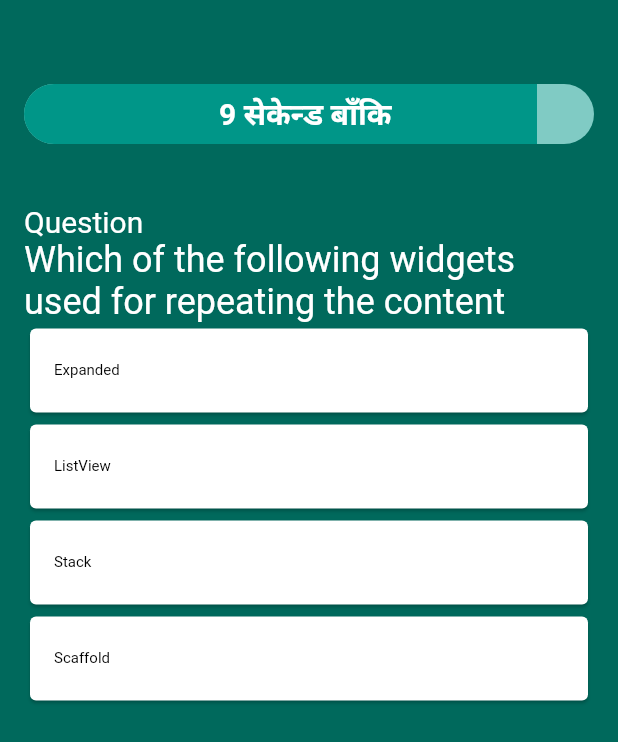
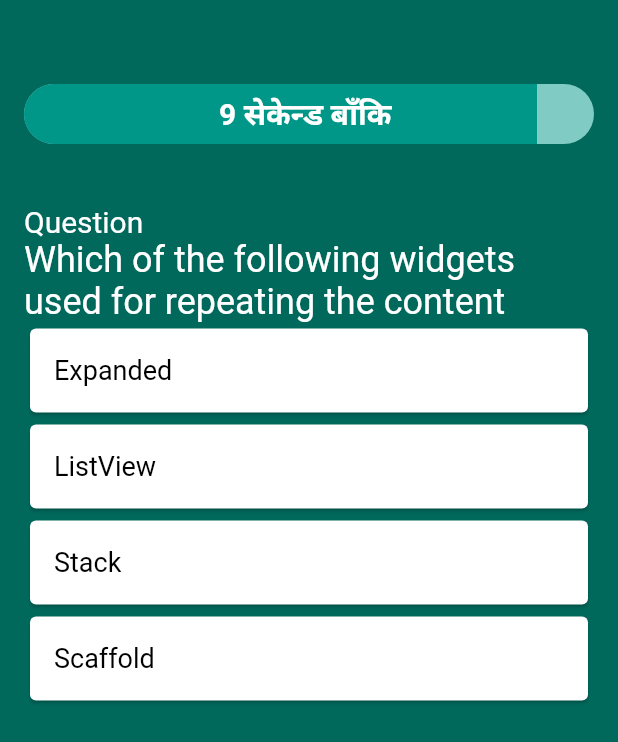
Before and after one commit to Pradeep-Dhakal/quizz-app-flutter, a Flutter app: the screen it shows after launch, after a tap on "Start", on a phone screen of 412 x 824 dp. Shown: the top 742 px of the screen. Run offline on Flutter 3.47's test engine with Material 2 defaults, Android fonts, the phone set to English and light mode, and no system bars; our stand-ins replace firebase_core; accounts and stored records are empty.

Commit message:
git status

```diff
--- a/analysis_options.yaml
+++ b/analysis_options.yaml
@@ -8,6 +8,7 @@
 # The following line activates a set of recommended lints for Flutter apps,
 # packages, and plugins designed to encourage good coding practices.
 include: package:flutter_lints/flutter.yaml
+
 
 linter:
   # The lint rules applied to this project can be customized in the
@@ -22,6 +23,8 @@ linter:
   # `// ignore_for_file: name_of_lint` syntax on the line or in the file
   # producing the lint.
   rules:
+      depend_on_referenced_packages: false
+
     # avoid_print: false  # Uncomment to disable the `avoid_print` rule
     # prefer_single_quotes: true  # Uncomment to enable the `prefer_single_quotes` rule
 
--- /dev/null
+++ b/lib/components/action_button.dart
@@ -0,0 +1,26 @@
+import 'package:flutter/material.dart';
+
+class ActionButton extends StatelessWidget {
+  const ActionButton({
+    Key? key,
+    required this.title,
+    required this.onTap,
+  }) : super(key: key);
+  final String title;
+  final Function onTap;
+
+  @override
+  Widget build(BuildContext context) {
+    return SizedBox(
+      height: 50,
+      width: 200,
+      child: ElevatedButton(
+        onPressed: () => onTap(),
+
+        // yha chai navigator banaudai xuu arko screen ma switch huna
+
+        child: Text(title),
+      ),
+    );
+  }
+}
--- a/lib/main.dart
+++ b/lib/main.dart
@@ -1,7 +1,10 @@
 import 'package:flutter/material.dart';
-import 'screens/HomeScreen.dart';
+import 'screens/home_screencreen.dart';
+import 'package:firebase_core/firebase_core.dart';
 
-void main() {
+Future<void> main() async {
+  WidgetsFlutterBinding.ensureInitialized();
+  await Firebase.initializeApp();
   runApp(const MyApp());
 }
 
@@ -21,3 +24,5 @@ class MyApp extends StatelessWidget {
     );
   }
 }
+
+// https://youtu.be/GPDtDcAAoSo?t=659
--- a/lib/screens/HomeScreen.dart
+++ b/lib/screens/home_screencreen.dart
@@ -2,6 +2,8 @@ import 'package:flutter/material.dart';
 import 'package:quizzapp/components/gradient_box.dart';
 import 'package:quizzapp/screens/quiz_screen.dart';
 import 'package:quizzapp/models/question.dart';
+
+import '../components/action_button.dart';
 
 class HomeScreen extends StatelessWidget {
   const HomeScreen({Key? key}) : super(key: key);
@@ -26,12 +28,8 @@ class HomeScreen extends StatelessWidget {
                 height:
                     40), // yo size box chai tyo button ra mathi ko quizz app lekhya thau ma space rakhna
 
-            SizedBox(
-              height: 50,
-              width: 200,
-              child: ElevatedButton(
-                onPressed: () {
-                  // yha chai navigator banaudai xuu arko screen ma switch huna
+            ActionButton(
+              onTap: () {
                 Navigator.of(context).push(
                   MaterialPageRoute(
                     builder: (context) => QuizScreen(
@@ -41,8 +39,7 @@ class HomeScreen extends StatelessWidget {
                   ),
                 );
               },
-                child: Text('Start'),
-              ),
+              title: 'Start',
             ),
           ],
         ),
--- a/lib/screens/quiz_screen.dart
+++ b/lib/screens/quiz_screen.dart
@@ -2,6 +2,7 @@ import 'dart:async';
 import 'package:flutter/material.dart';
 import 'package:quizzapp/components/gradient_box.dart';
 import 'package:quizzapp/models/question.dart';
+import 'package:quizzapp/screens/result_screen.dart';
 
 class QuizScreen extends StatefulWidget {
   const QuizScreen({Key? key, required this.totalTime, required this.questions})
@@ -17,6 +18,7 @@ class _QuizScreenState extends State<QuizScreen> {
   late Timer _timer;
   int _currentindex = 0;
   String _selectedAnswer = '';
+  int _score = 0;
   @override
   void initState() {
     super.initState();
@@ -28,6 +30,7 @@ class _QuizScreenState extends State<QuizScreen> {
       });
       if (_currentTime == 0) {
         _timer.cancel();
+        pushResultScreen(context);
       }
     });
   }
@@ -40,7 +43,7 @@ class _QuizScreenState extends State<QuizScreen> {
 
   @override
   Widget build(BuildContext context) {
-    final currnetQuestion = widget.questions[_currentindex];
+    final currentQuestion = widget.questions[_currentindex];
     return Scaffold(
       body: GradientBox(
         child: Padding(
@@ -80,7 +83,7 @@ class _QuizScreenState extends State<QuizScreen> {
                 ),
               ),
               Text(
-                currnetQuestion.question,
+                currentQuestion.question,
                 style: TextStyle(
                   color: Colors.white,
                   fontSize: 24,
@@ -89,27 +92,32 @@ class _QuizScreenState extends State<QuizScreen> {
               Expanded(
                 child: ListView.builder(
                   itemBuilder: (context, index) {
-                    final answer = currnetQuestion.answers[index];
-                    return Card(
-                      color: _selectedAnswer == answer &&
-                              answer == currnetQuestion.correctAnswer
-                          ? Colors.green
-                          : null,
-                      child: ListTile(
-                        onTap: () {
+                    final answer = currentQuestion.answers[index];
+                    return AnswerTile(
+                      isSelected: answer == _selectedAnswer,
+                      answer: answer,
+                      correctAnswer: currentQuestion.correctAnswer,
+                      onTap: () {
+                        setState(() {
+                          _selectedAnswer = answer;
+                        });
+                        if (answer == currentQuestion.correctAnswer) {
+                          _score++;
+                        }
+                        Future.delayed(Duration(microseconds: 200), () {
+                          if (_currentindex == question.length - 1) {
+                            pushResultScreen(context);
+                            return;
+                          }
                           setState(() {
-                            _selectedAnswer = answer;
+                            _currentindex++;
+                            _selectedAnswer = '';
                           });
-                        },
-
-                        title: Text(
-                          answer,
-                          style: TextStyle(fontSize: 10, color: Colors.black),
-                        ),
-                      ),
+                        });
+                      },
                     );
                   },
-                  itemCount: currnetQuestion.answers.length,
+                  itemCount: currentQuestion.answers.length,
                 ),
               )
             ],
@@ -118,4 +126,57 @@ class _QuizScreenState extends State<QuizScreen> {
       ),
     );
   }
+
+  void pushResultScreen(BuildContext context) {
+    Navigator.of(context).pushReplacement(
+      MaterialPageRoute(
+        builder: (context) => ResultScreen(
+          totalQuestions: widget.questions.length,
+          score: _score,
+        ),
+      ),
+    );
+  }
 }
+
+class AnswerTile extends StatelessWidget {
+  const AnswerTile({
+    Key? key,
+    required this.isSelected,
+    required this.answer,
+    required this.correctAnswer,
+    required this.onTap,
+  }) : super(key: key);
+
+  final bool isSelected;
+  final String answer;
+  final String correctAnswer;
+  final Function onTap;
+
+  @override
+  Widget build(BuildContext context) {
+    return Card(
+      color: cardColor,
+      child: ListTile(
+        onTap: () => onTap(),
+        title: Text(
+          answer,
+          style: TextStyle(
+            fontSize: 18,
+            color: isSelected ? Colors.white : Colors.black,
+          ),
+        ),
+      ),
+    );
+  }
+
+  Color get cardColor {
+    if (!isSelected) return Colors.white;
+
+    if (answer == correctAnswer) {
+      return Colors.teal;
+    }
+
+    return Colors.redAccent;
+  }
+}
--- a/pubspec.yaml
+++ b/pubspec.yaml
@@ -34,6 +34,7 @@ dependencies:
   # The following adds the Cupertino Icons font to your application.
   # Use with the CupertinoIcons class for iOS style icons.
   cupertino_icons: ^1.0.2
+  cloud_firestore: ^3.4.3
 
 dev_dependencies:
   flutter_test:
```
Also changed, not shown: lib/screens/result_screen.dart (added, +48 -0 lines), pubspec.lock, 5 other files. Lines whose indentation alone changed are shown as unchanged.
